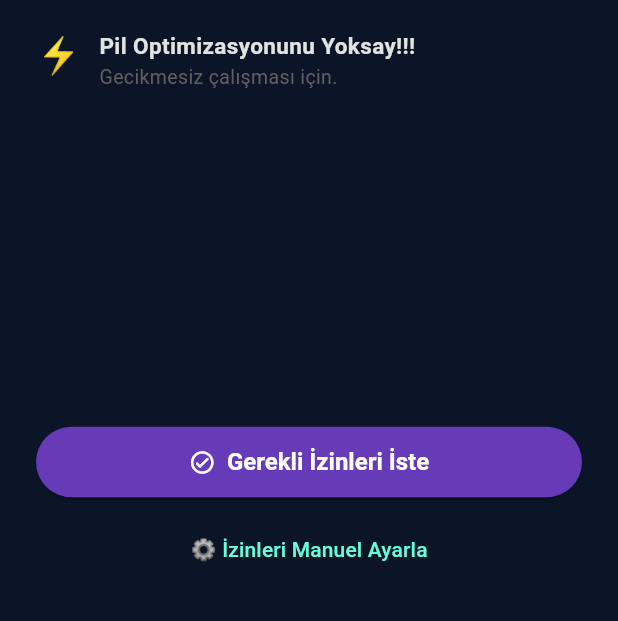
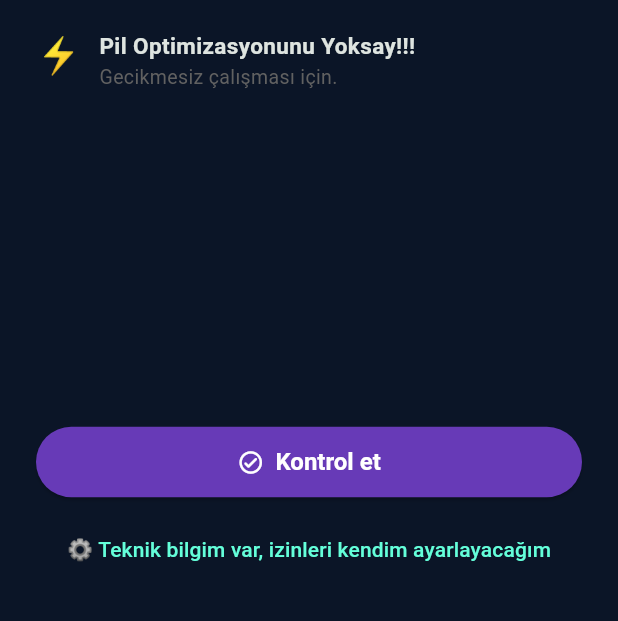
Before and after one commit to husoelrey/flutter_alarm, a Flutter app: the PermissionScreen screen opened by its route, on a phone screen of 412 x 824 dp, the part 591-1212 px from its top. Run offline on Flutter 3.47's test engine with Material 3 defaults, Android fonts, the phone set to English and light mode, and no system bars; our stand-ins replace audioplayers, file_picker, firebase_auth, firebase_core, flutter_local_notifications, permission_handler and 1 more; accounts and stored records are empty.

Commit message:
izin ekranı iyileşitirldi

```diff
--- a/lib/permission_screen.dart
+++ b/lib/permission_screen.dart
@@ -127,7 +127,7 @@ class _PermissionScreenState extends State<PermissionScreen> {
                   ? const Center(child: CircularProgressIndicator())
                   : ElevatedButton.icon(
                 icon: const Icon(Icons.check_circle_outline_rounded),
-                label: const Text('Gerekli İzinleri İste'),
+                label: const Text('Kontrol et'),
                 style: ElevatedButton.styleFrom(
                   padding: const EdgeInsets.symmetric(vertical: 14),
                   textStyle: const TextStyle(fontSize: 16, fontWeight: FontWeight.bold),
@@ -139,7 +139,7 @@ class _PermissionScreenState extends State<PermissionScreen> {
               const SizedBox(height: 10),
               TextButton(
                 onPressed: () async => await openAppSettings(),
-                child: const Text('⚙️ İzinleri Manuel Ayarla'),
+                child: const Text('⚙️ Teknik bilgim var, izinleri kendim ayarlayacağım'),
               ),
               const SizedBox(height: 16),
             ],
--- a/lib/register_page.dart
+++ b/lib/register_page.dart
@@ -52,7 +52,7 @@ class _RegisterPageState extends State<RegisterPage> {
             children: [
               const SizedBox(height: 60),
               const Text(
-                '📝 Kayıt Ol',
+                '📝 Kayıt Ol 📝',
                 style: TextStyle(
                   color: Colors.tealAccent,
                   fontSize: 28,
```
